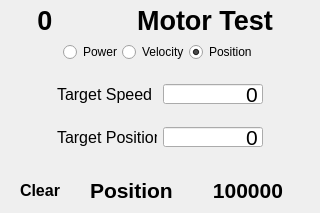
kipr/cbc, file cbcui/ui/MotorTest.ui: the form before one commit.
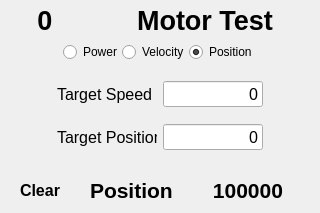
The form after the commit. Icons and pictures are not drawn.

Commit message: reworked runstop button on main window to disable while compiling and at startup.

```diff
--- a/cbcui/ui/MotorTest.ui
+++ b/cbcui/ui/MotorTest.ui
@@ -370,26 +370,25 @@
          <property name="minimumSize" >
           <size>
            <width>100</width>
-           <height>20</height>
+           <height>26</height>
           </size>
          </property>
          <property name="maximumSize" >
           <size>
            <width>100</width>
-           <height>20</height>
+           <height>26</height>
           </size>
          </property>
          <property name="font" >
           <font>
-           <pointsize>9</pointsize>
+           <pointsize>12</pointsize>
           </font>
          </property>
          <property name="layoutDirection" >
           <enum>Qt::LeftToRight</enum>
          </property>
          <property name="styleSheet" >
-          <string>color:black;
-font-size:16pt;</string>
+          <string/>
          </property>
          <property name="text" >
           <string>0</string>
@@ -441,26 +440,25 @@
          <property name="minimumSize" >
           <size>
            <width>100</width>
-           <height>20</height>
+           <height>26</height>
           </size>
          </property>
          <property name="maximumSize" >
           <size>
            <width>100</width>
-           <height>20</height>
+           <height>26</height>
           </size>
          </property>
          <property name="font" >
           <font>
-           <pointsize>9</pointsize>
+           <pointsize>12</pointsize>
           </font>
          </property>
          <property name="layoutDirection" >
           <enum>Qt::LeftToRight</enum>
          </property>
          <property name="styleSheet" >
-          <string>color:black;
-font-size:16pt;</string>
+          <string/>
          </property>
          <property name="text" >
           <string>0</string>
```
The commit also changes 5 other files.
